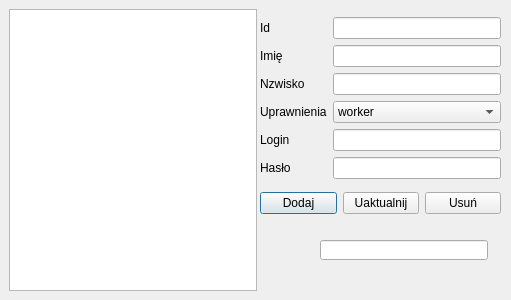
The window that modifyusersdialog.ui (UnitedStudentsOfAGHVisionDepartment/xxx) describes before a commit, drawn with Qt 5.
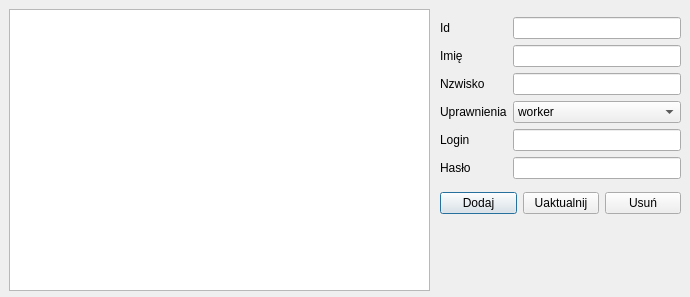
The same window after the commit.

Commit message: Dodanie comboboxa

```diff
--- a/modifyusersdialog.ui
+++ b/modifyusersdialog.ui
@@ -6,8 +6,8 @@
    <rect>
     <x>0</x>
     <y>0</y>
-    <width>511</width>
-    <height>300</height>
+    <width>690</width>
+    <height>297</height>
    </rect>
   </property>
   <property name="windowTitle">
@@ -18,7 +18,7 @@
     <rect>
      <x>9</x>
      <y>9</y>
-     <width>248</width>
+     <width>421</width>
      <height>282</height>
     </rect>
    </property>
@@ -26,7 +26,7 @@
   <widget class="QWidget" name="layoutWidget">
    <property name="geometry">
     <rect>
-     <x>260</x>
+     <x>440</x>
      <y>10</y>
      <width>241</width>
      <height>213</height>
@@ -143,16 +143,6 @@
     </item>
    </layout>
   </widget>
-  <widget class="QLineEdit" name="lineEdit_Permission">
-   <property name="geometry">
-    <rect>
-     <x>320</x>
-     <y>240</y>
-     <width>168</width>
-     <height>20</height>
-    </rect>
-   </property>
-  </widget>
  </widget>
  <resources/>
  <connections/>
```
Left out of the diff: 2 changed lines with no effect on the pictures. The commit also changes 2 other files.
